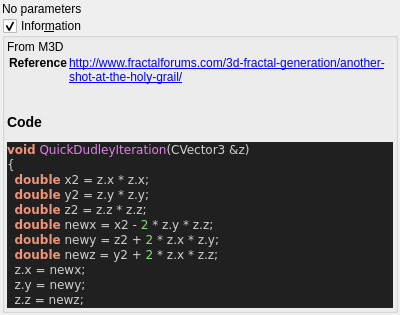
Above: mandelbulber2/qt_data/fractal_quickdudley.ui from buddhi1980/mandelbulber2 before the change. Below: the same form after it.
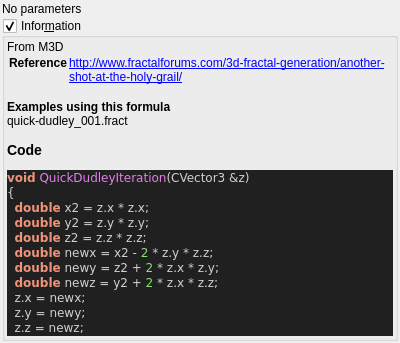
That is the form after the change. Custom widgets are drawn as their Qt base class.

Commit message:
ui information - added example occurrences
now every formula, which is used in an example file, will display a list
of the example files in the information box. A maximum of 5 occurences is
displayed.
The script also outputs, which formulas do not yet have any example
files.

Diff of the .ui file:
```diff
--- a/mandelbulber2/qt_data/fractal_quickdudley.ui
+++ b/mandelbulber2/qt_data/fractal_quickdudley.ui
@@ -70,7 +70,7 @@
 &lt;tr&gt;&lt;th&gt;Reference&lt;/th&gt;&lt;td&gt;&lt;a href=&quot;http://www.fractalforums.com/3d-fractal-generation/another-shot-at-the-holy-grail/&quot;&gt;http://www.fractalforums.com/3d-fractal-generation/another-shot-at-the-holy-grail/&lt;br&gt;
 &lt;/td&gt;&lt;/tr&gt;
 &lt;/table&gt;
-&lt;h3&gt;Code&lt;/h3&gt;
+&lt;b&gt;Examples using this formula&lt;/b&gt;&lt;br&gt;quick-dudley_001.fract&lt;h3&gt;Code&lt;/h3&gt;
 &lt;body style=&quot;background-color:#202020&quot;&gt;
 &lt;pre style=&quot;color:#d0d0d0; background-color:#202020;  font-family:'Courier New',monospace;&quot;&gt;&lt;span style=&quot;color:#f09479; font-weight:bold&quot;&gt;void&lt;/span&gt; &lt;span style=&quot;color:#e47eed&quot;&gt;QuickDudleyIteration&lt;/span&gt;&lt;span style=&quot;color:#d0d0d0&quot;&gt;(&lt;/span&gt;CVector3 &lt;span style=&quot;color:#d0d0d0&quot;&gt;&amp;amp;&lt;/span&gt;z&lt;span style=&quot;color:#d0d0d0&quot;&gt;)&lt;/span&gt;
 &lt;span style=&quot;color:#d0d0d0&quot;&gt;{&lt;/span&gt;
```
The commit also changes 59 other files.
